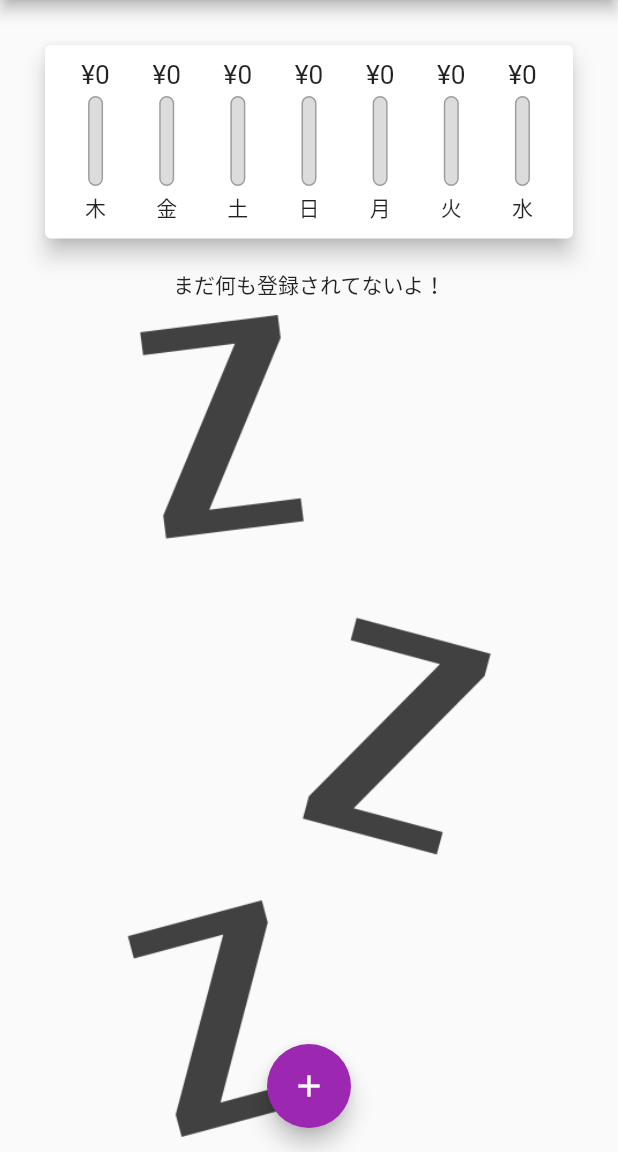
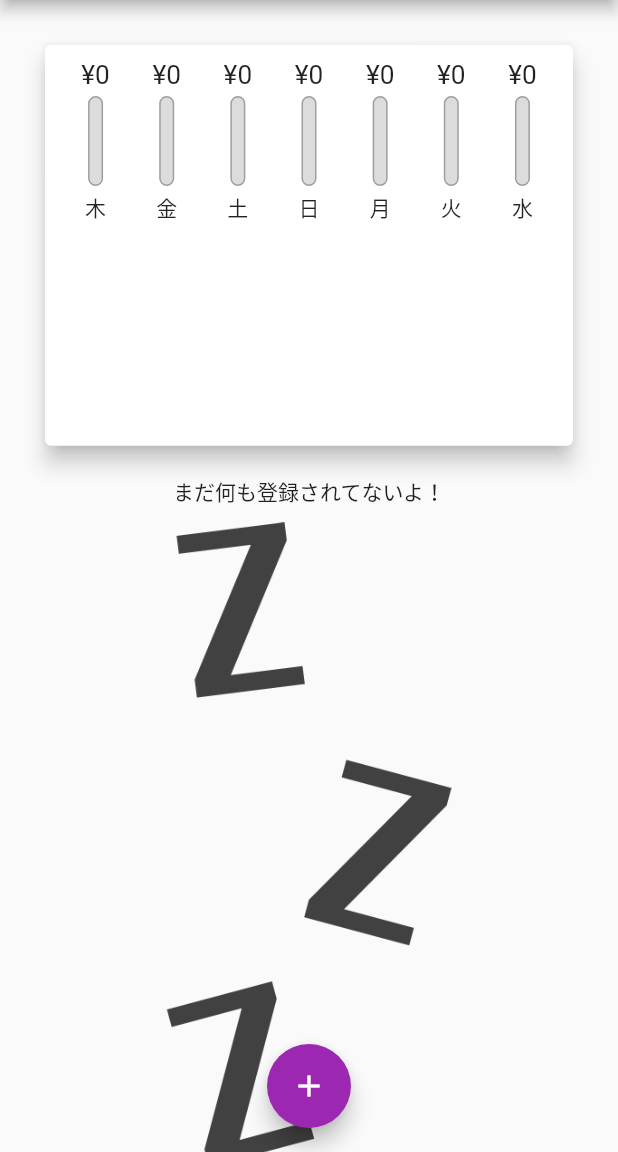
Before and after one commit to trm11tkr/expenses-recorder, a Flutter app: the screen it shows after launch, on a phone screen of 412 x 824 dp, the part 84-1236 px from its top. Run offline on Flutter 3.47's test engine with Material 2 defaults, Android fonts, the phone set to English and light mode, and no system bars.

Commit message:
Columnの子要素のheightをMediaQueryを使用して設定

```diff
--- a/lib/main.dart
+++ b/lib/main.dart
@@ -116,13 +116,28 @@ class _MyHomePageState extends State<MyHomePage> {
     );
     return Scaffold(
       appBar: appBar,
-      body: Center(
+      body: SingleChildScrollView(
         child: Padding(
           padding: const EdgeInsets.all(10),
           child: Column(
             children: [
-              Chart(recentTransactions: _recentTransaction),
-              Expanded(child: TransactionList(transactions: _userTransactions, deleteTransaction: _deleteTransaction,)),
+              SizedBox(
+                height: (MediaQuery.of(context).size.height -
+                        appBar.preferredSize.height -
+                        MediaQuery.of(context).padding.top) *
+                    0.4,
+                child: Chart(recentTransactions: _recentTransaction),
+              ),
+              SizedBox(
+                height: (MediaQuery.of(context).size.height -
+                        appBar.preferredSize.height -
+                        MediaQuery.of(context).padding.top) *
+                    0.6,
+                child: TransactionList(
+                  transactions: _userTransactions,
+                  deleteTransaction: _deleteTransaction,
+                ),
+              ),
             ],
           ),
         ),
```
